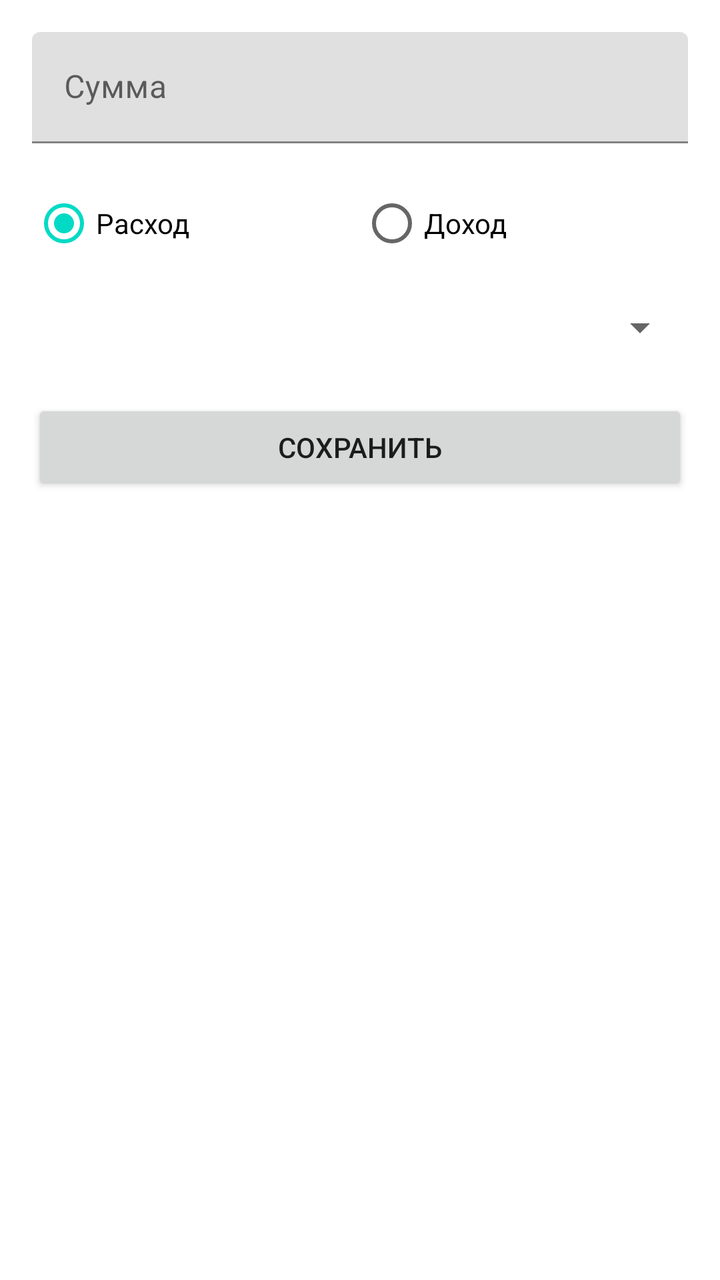
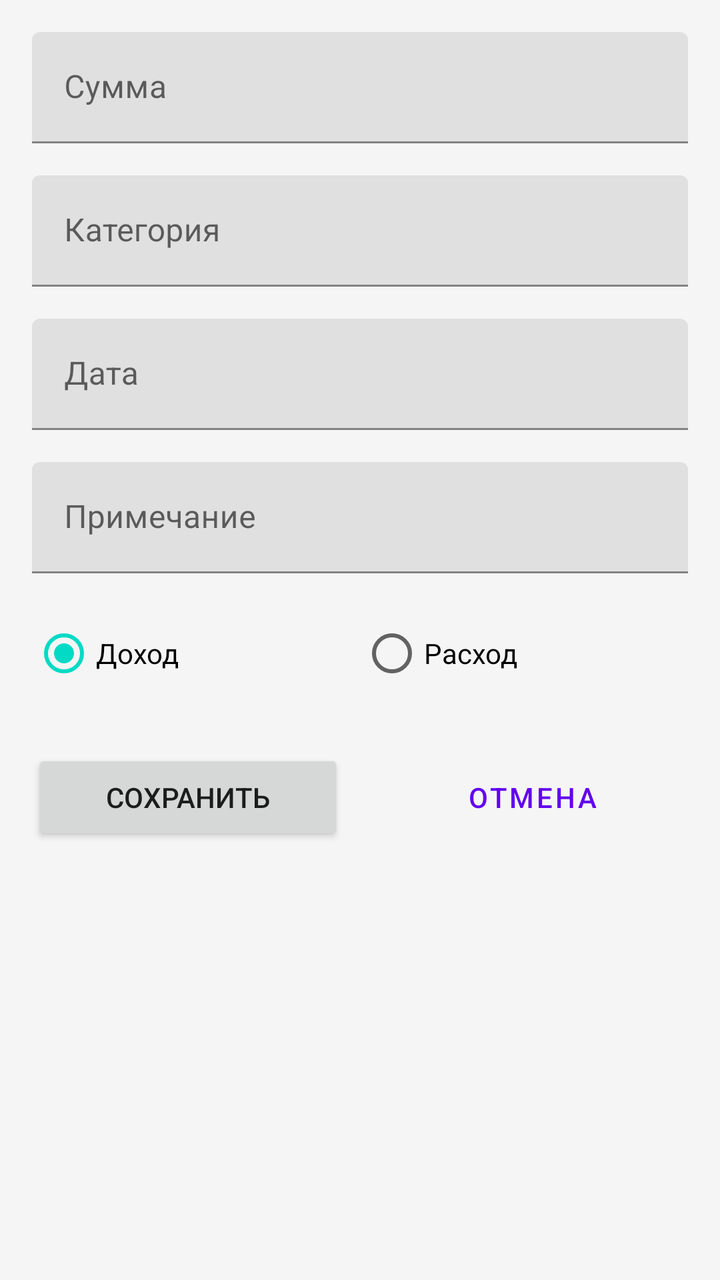

Screens rendered from an Android XML layout before and after an edit, with the pre-edit source and the edit as a unified diff.
<!-- AndroidManifest.xml: application theme Theme.FamilyBudget -->
<!-- res/layout/activity_add_transaction.xml -->
<?xml version="1.0" encoding="utf-8"?>
<LinearLayout xmlns:android="http://schemas.android.com/apk/res/android"
    android:layout_width="match_parent"
    android:layout_height="match_parent"
    android:orientation="vertical"
    android:padding="16dp">

    <com.google.android.material.textfield.TextInputLayout
        android:layout_width="match_parent"
        android:layout_height="wrap_content"
        android:hint="Сумма">

        <com.google.android.material.textfield.TextInputEditText
            android:id="@+id/etAmount"
            android:layout_width="match_parent"
            android:layout_height="wrap_content"
            android:inputType="numberDecimal" />

    </com.google.android.material.textfield.TextInputLayout>

    <RadioGroup
        android:id="@+id/rgType"
        android:layout_width="match_parent"
        android:layout_height="wrap_content"
        android:orientation="horizontal"
        android:layout_marginTop="16dp">

        <RadioButton
            android:id="@+id/rbExpense"
            android:layout_width="0dp"
            android:layout_height="wrap_content"
            android:layout_weight="1"
            android:text="Расход"
            android:checked="true" />

        <RadioButton
            android:id="@+id/rbIncome"
            android:layout_width="0dp"
            android:layout_height="wrap_content"
            android:layout_weight="1"
            android:text="Доход" />
    </RadioGroup>

    <Spinner
        android:id="@+id/spinnerCategory"
        android:layout_width="match_parent"
        android:layout_height="wrap_content"
        android:layout_marginTop="16dp" />

    <Button
        android:id="@+id/btnSave"
        android:layout_width="match_parent"
        android:layout_height="wrap_content"
        android:text="Сохранить"
        android:layout_marginTop="24dp" />

</LinearLayout>
<!-- resources referenced by this layout -->
<resources>
  <style name="Theme.FamilyBudget" parent="Theme.MaterialComponents.DayNight.NoActionBar">
          <item name="colorPrimary">@color/purple_500</item>
          <item name="colorPrimaryVariant">@color/purple_700</item>
          <item name="colorOnPrimary">@color/white</item>
          <item name="colorSecondary">@color/teal_200</item>
          <item name="colorSecondaryVariant">@color/teal_700</item>
          <item name="colorOnSecondary">@color/black</item>
          <item name="android:statusBarColor" tools:targetApi="l">?attr/colorPrimaryVariant</item>
      </style>
  <color name="purple_500">#FF6200EE</color>
  <color name="purple_700">#FF3700B3</color>
  <color name="white">#FFFFFFFF</color>
  <color name="teal_200">#FF03DAC5</color>
  <color name="teal_700">#FF018786</color>
  <color name="black">#FF000000</color>
</resources>

<!-- the commit's change to res/layout/activity_add_transaction.xml (unified diff, before → after) -->
@@ -1,57 +1,111 @@
 <?xml version="1.0" encoding="utf-8"?>
-<LinearLayout xmlns:android="http://schemas.android.com/apk/res/android"
+<ScrollView xmlns:android="http://schemas.android.com/apk/res/android"
+    xmlns:app="http://schemas.android.com/apk/res-auto"
     android:layout_width="match_parent"
     android:layout_height="match_parent"
-    android:orientation="vertical"
-    android:padding="16dp">
+    android:background="#F5F5F5">
 
-    <com.google.android.material.textfield.TextInputLayout
+    <LinearLayout
         android:layout_width="match_parent"
         android:layout_height="wrap_content"
-        android:hint="Сумма">
+        android:orientation="vertical"
+        android:padding="16dp">
 
-        <com.google.android.material.textfield.TextInputEditText
-            android:id="@+id/etAmount"
+        <com.google.android.material.textfield.TextInputLayout
             android:layout_width="match_parent"
             android:layout_height="wrap_content"
-            android:inputType="numberDecimal" />
+            android:hint="@string/amount">
 
-    </com.google.android.material.textfield.TextInputLayout>
+            <com.google.android.material.textfield.TextInputEditText
+                android:id="@+id/etAmount"
+                android:layout_width="match_parent"
+                android:layout_height="wrap_content"
+                android:inputType="numberDecimal" />
+        </com.google.android.material.textfield.TextInputLayout>
 
-    <RadioGroup
-        android:id="@+id/rgType"
-        android:layout_width="match_parent"
-        android:layout_height="wrap_content"
-        android:orientation="horizontal"
-        android:layout_marginTop="16dp">
+        <com.google.android.material.textfield.TextInputLayout
+            android:layout_width="match_parent"
+            android:layout_height="wrap_content"
+            android:hint="@string/category"
+            android:layout_marginTop="16dp">
 
-        <RadioButton
-            android:id="@+id/rbExpense"
-            android:layout_width="0dp"
+            <com.google.android.material.textfield.TextInputEditText
+                android:id="@+id/etCategory"
+                android:layout_width="match_parent"
+                android:layout_height="wrap_content" />
+        </com.google.android.material.textfield.TextInputLayout>
+
+        <com.google.android.material.textfield.TextInputLayout
+            android:layout_width="match_parent"
             android:layout_height="wrap_content"
-            android:layout_weight="1"
-            android:text="Расход"
-            android:checked="true" />
+            android:hint="@string/date"
+            android:layout_marginTop="16dp">
 
-        <RadioButton
-            android:id="@+id/rbIncome"
-            android:layout_width="0dp"
+            <com.google.android.material.textfield.TextInputEditText
+                android:id="@+id/etDate"
+                android:layout_width="match_parent"
+                android:layout_height="wrap_content"
+                android:focusable="false" />
+        </com.google.android.material.textfield.TextInputLayout>
+
+        <com.google.android.material.textfield.TextInputLayout
+            android:layout_width="match_parent"
             android:layout_height="wrap_content"
-            android:layout_weight="1"
-            android:text="Доход" />
-    </RadioGroup>
+            android:hint="@string/note"
+            android:layout_marginTop="16dp">
 
-    <Spinner
-        android:id="@+id/spinnerCategory"
-        android:layout_width="match_parent"
-        android:layout_height="wrap_content"
-        android:layout_marginTop="16dp" />
+            <com.google.android.material.textfield.TextInputEditText
+                android:id="@+id/etNote"
+                android:layout_width="match_parent"
+                android:layout_height="wrap_content" />
+        </com.google.android.material.textfield.TextInputLayout>
 
-    <Button
-        android:id="@+id/btnSave"
-        android:layout_width="match_parent"
-        android:layout_height="wrap_content"
-        android:text="Сохранить"
-        android:layout_marginTop="24dp" />
+        <RadioGroup
+            android:id="@+id/rgType"
+            android:layout_width="match_parent"
+            android:layout_height="wrap_content"
+            android:orientation="horizontal"
+            android:layout_marginTop="16dp">
 
-</LinearLayout>
+            <RadioButton
+                android:id="@+id/rbIncome"
+                android:layout_width="0dp"
+                android:layout_height="wrap_content"
+                android:layout_weight="1"
+                android:text="@string/income_short"
+                android:checked="true" />
+
+            <RadioButton
+                android:id="@+id/rbExpense"
+                android:layout_width="0dp"
+                android:layout_height="wrap_content"
+                android:layout_weight="1"
+                android:text="@string/expense_short" />
+        </RadioGroup>
+
+        <LinearLayout
+            android:layout_width="match_parent"
+            android:layout_height="wrap_content"
+            android:orientation="horizontal"
+            android:layout_marginTop="24dp">
+
+            <Button
+                android:id="@+id/btnSave"
+                android:layout_width="0dp"
+                android:layout_height="wrap_content"
+                android:layout_weight="1"
+                android:text="@string/save"
+                android:layout_marginEnd="8dp" />
+
+            <Button
+                android:id="@+id/btnCancel"
+                android:layout_width="0dp"
+                android:layout_height="wrap_content"
+                android:layout_weight="1"
+                android:text="@string/cancel"
+                android:layout_marginStart="8dp"
+                style="@style/Widget.MaterialComponents.Button.OutlinedButton" />
+        </LinearLayout>
+
+    </LinearLayout>
+</ScrollView>
<!-- resource entries referenced after the edit -->
@@ -1,5 +1,13 @@
 <!-- resources referenced by this layout -->
 <resources>
+  <string name="amount">Сумма</string>
+  <string name="cancel">Отмена</string>
+  <string name="category">Категория</string>
+  <string name="date">Дата</string>
+  <string name="expense_short">Расход</string>
+  <string name="income_short">Доход</string>
+  <string name="note">Примечание</string>
+  <string name="save">Сохранить</string>
   <style name="Theme.FamilyBudget" parent="Theme.MaterialComponents.DayNight.NoActionBar">
           <item name="colorPrimary">@color/purple_500</item>
           <item name="colorPrimaryVariant">@color/purple_700</item>
